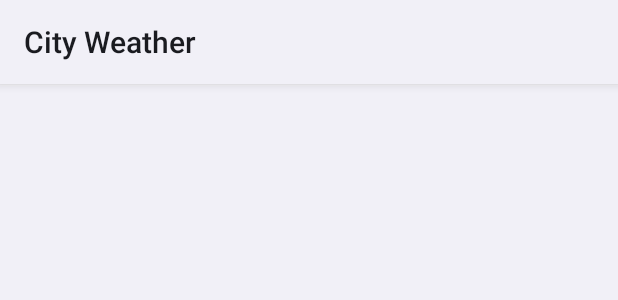
After one commit to duy-maimanh/City-Weather, an Android app: the layout fragment_setting.xml on its own in the app's theme, with its tools: preview values and no code run, on a phone screen of 412 x 824 dp. The commit adds this screen. Shown: the top 300 px of the screen. Run offline under Robolectric (Android 15) with nearby library versions, the light colour scheme and no system bars; network calls fail.

Commit message:
add toolbar for setting fragment

```diff
--- /dev/null
+++ b/app/src/main/res/layout/fragment_setting.xml
@@ -0,0 +1,24 @@
+<?xml version="1.0" encoding="utf-8"?>
+<LinearLayout xmlns:android="http://schemas.android.com/apk/res/android"
+    xmlns:tools="http://schemas.android.com/tools"
+    android:layout_width="match_parent"
+    android:layout_height="match_parent"
+    android:orientation="vertical">
+
+    <androidx.appcompat.widget.Toolbar
+        android:id="@+id/toolbar"
+        android:layout_width="match_parent"
+        android:layout_height="wrap_content" />
+
+    <View
+        android:id="@+id/tool_bar_bottom_line"
+        android:layout_width="match_parent"
+        android:layout_height="1dp"
+        android:background="#66FFFFFF" />
+    <FrameLayout
+        android:id="@android:id/list_container"
+        android:layout_width="match_parent"
+        android:layout_height="wrap_content"
+        tools:targetApi="n" />
+
+</LinearLayout>
--- a/app/src/main/res/values/themes.xml
+++ b/app/src/main/res/values/themes.xml
@@ -20,6 +20,8 @@
         <item name="android:itemBackground">#454545</item>
         <item name="overlapAnchor">false</item>
         <item name="popupMenuBackground">@color/black</item>
+
+        <item name="preferenceTheme">@style/PrefsTheme</item>
     </style>
 
     <style name="Theme.App.Starting" parent="Theme.SplashScreen">
@@ -39,4 +41,8 @@
         <!-- Required -->
         <item name="postSplashScreenTheme">@style/Theme.CityWeather</item>
     </style>
+
+    <style name="PrefsTheme" parent="PreferenceThemeOverlay">
+        <item name="android:layout">@layout/fragment_setting</item>
+    </style>
 </resources>
```
Also changed, not shown: app/src/main/java/com/mmd/cityweather/setting/presentation/SettingsFragment.kt (+21 -0 lines), app/src/main/res/navigation/nav_graph.xml (+6 -1 lines).
